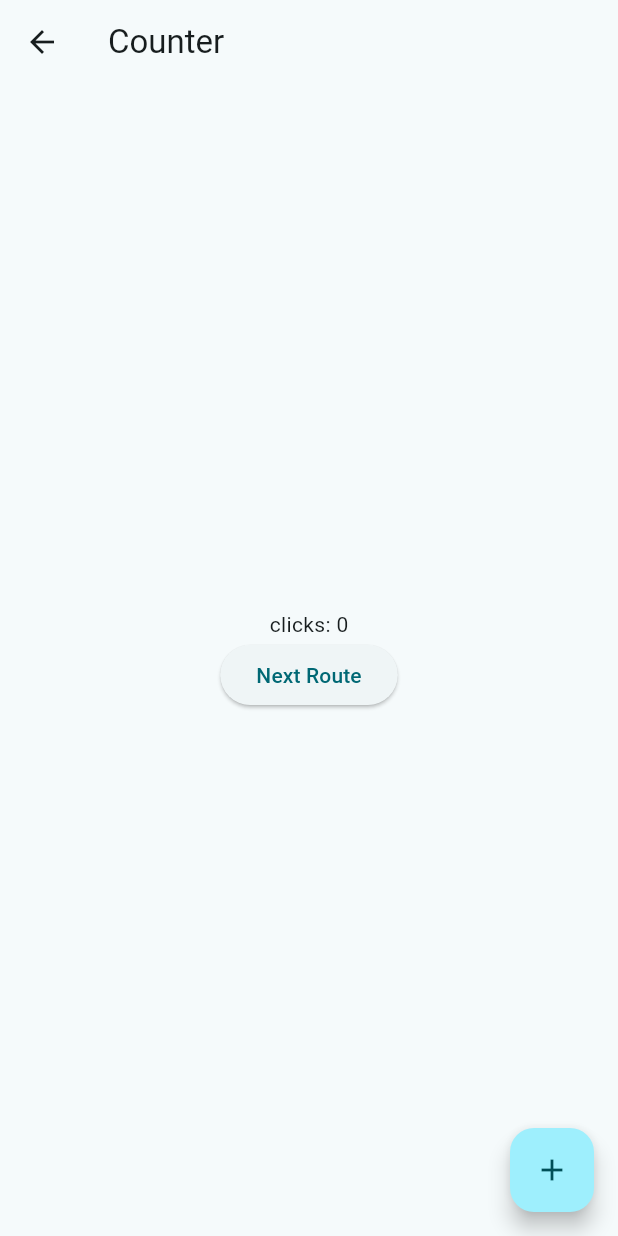
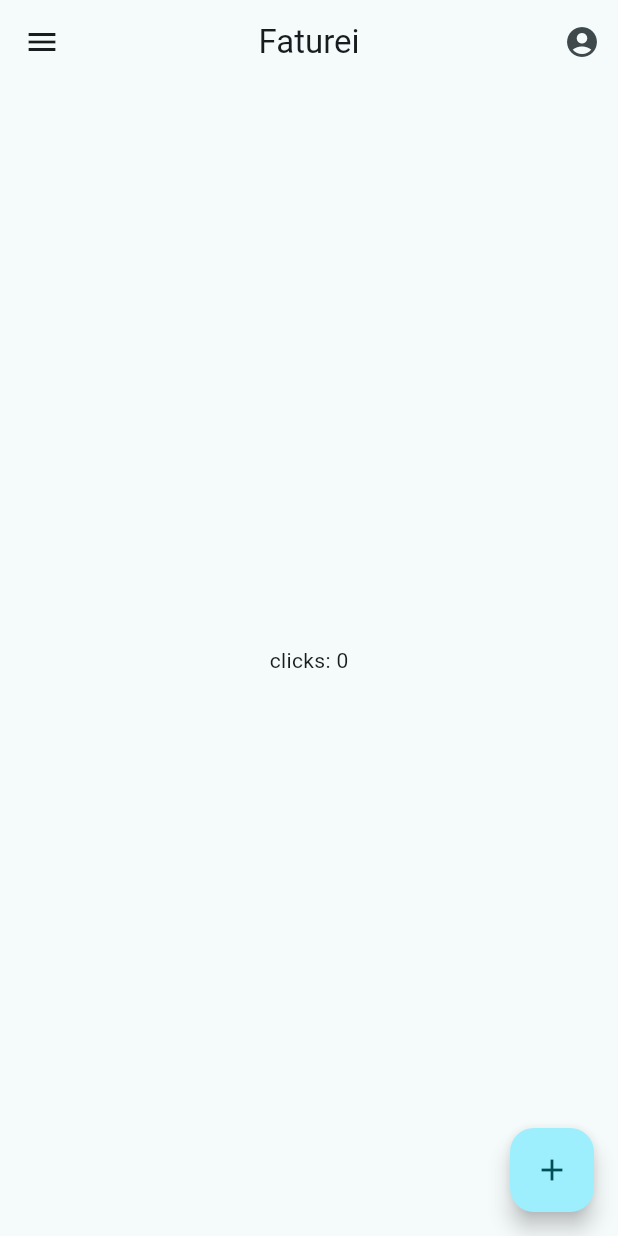
Before and after one commit to do5-5anto5/Faturei, a Flutter app: the HomePage screen opened by its route, on a phone screen of 412 x 824 dp. Run offline on Flutter 3.47's test engine with Material 3 defaults, Android fonts, the phone set to English and light mode, and no system bars; our stand-ins replace firebase_auth, firebase_core, get; missing offline and left inert: firebase_ui_auth, firebase_ui_localizations; accounts and stored records are empty; generated files the repository leaves out were written again.

Commit message:
feat: enhance app bar visuals from home page with profile and menu icons

```diff
--- a/lib/pages/homepage.dart
+++ b/lib/pages/homepage.dart
@@ -9,19 +9,29 @@ class HomePage extends StatelessWidget {
   Widget build(BuildContext context) {
     final controller = Get.put(Controller());
     return Scaffold(
-      appBar: AppBar(title: const Text("Counter")),
+        appBar: AppBar(
+          leading: IconButton(
+            icon: const Icon(Icons.menu),
+            onPressed: () {
+            },
+          ),
+          title: const Text("Faturei"),
+          centerTitle: true,
+          actions: [
+            IconButton(
+              icon: const Icon(Icons.account_circle),
+              onPressed: () {
+                Get.toNamed('/profile');
+              },
+            ),
+          ],
+        ),
       body: Center(
         child: Column(
           mainAxisAlignment: MainAxisAlignment.center,
           children: [
             GetX<Controller>(
               builder: (_) => Text('clicks: ${controller.count}'),
-            ),
-            ElevatedButton(
-              child: const Text('Next Route'),
-              onPressed: () {
-                Get.toNamed('/second');
-              },
             ),
           ],
         ),
```
